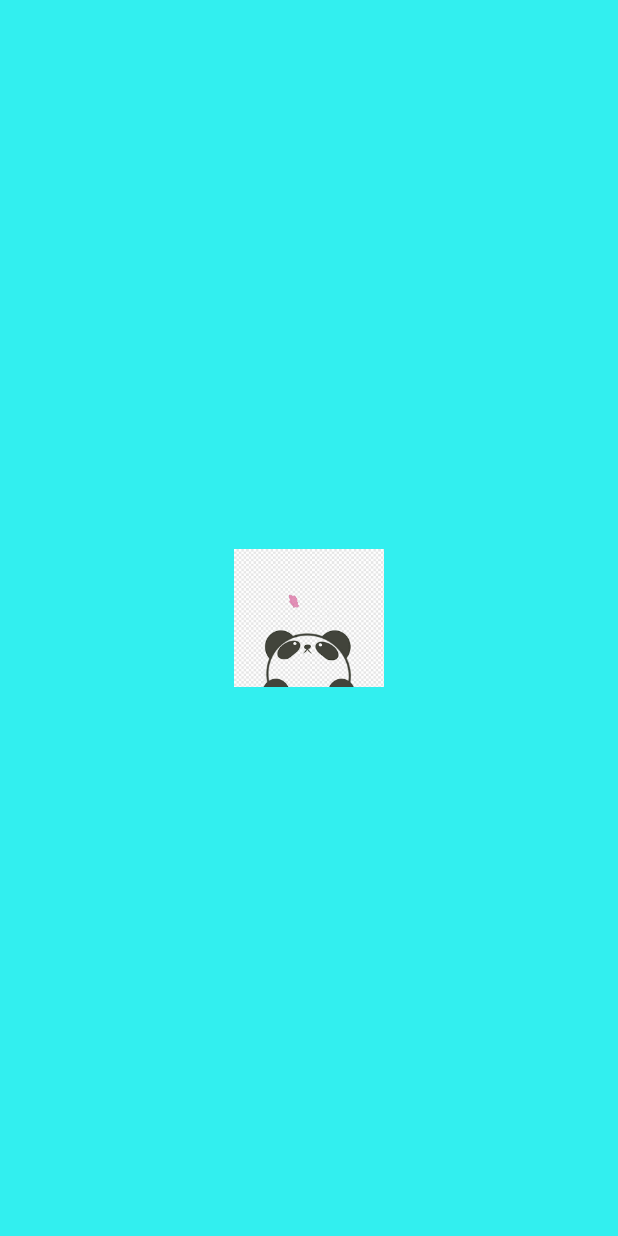
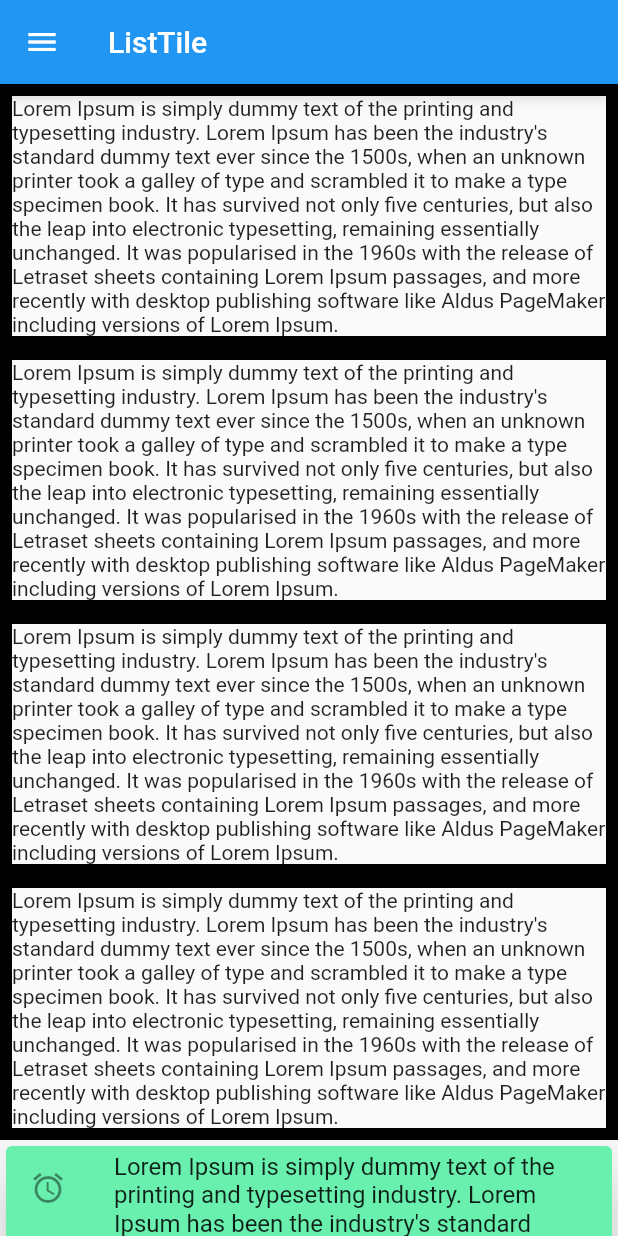
Before and after one commit to Kristinatinaa/TugasProgMob2, a Flutter app: the screen it shows after launch, on a phone screen of 412 x 824 dp. Run offline on Flutter 3.47's test engine with Material 2 defaults, Android fonts, the phone set to English and light mode, and no system bars; our stand-ins replace shared_preferences.

Commit message:
Pertemuan 13

```diff
--- /dev/null
+++ b/lib/home.dart
@@ -0,0 +1,98 @@
+import 'package:flutter/material.dart';
+
+class Home extends StatefulWidget {
+  const  Home({Key? key}) : super(key: key);
+
+  @override
+  State<Home> createState() => _HomeState();
+}
+
+class _HomeState extends State<Home> {
+  @override
+  Widget build(BuildContext context) {
+    return Scaffold(
+      appBar: AppBar(
+        title: Text('ListTile'),
+      ),
+        drawer : Drawer(
+        child : ListView(
+          children: [
+            UserAccountsDrawerHeader(
+              currentAccountPicture: CircleAvatar(
+              backgroundImage: AssetImage("images/download.png"),
+              ),
+                accountName: Text('Aplikasi UAS'),
+                accountEmail: Text('Aplikasi CRUD MataKuliah'),
+            ),
+            ListTile(
+              leading: Icon(Icons.access_time_filled),
+              title : Text('Pertemuan 1'),
+              onTap: (){
+                Navigator.pop(context);
+              },
+            ),
+            ListTile(
+              leading: Icon(Icons.access_alarm_sharp),
+              title: Text('Pertemuan 2'),
+              onTap: (){
+                Navigator.pop(context);
+              },
+            ),
+            ListTile(
+              leading: Icon(Icons.access_time_rounded),
+              title: Text('Card View'),
+              onTap: (){
+                Navigator.pop(context);
+              },
+            )
+          ],
+        ),
+        ),
+      body: ListView(
+        children: [
+          buildContainer(),
+          buildContainer(),
+          buildContainer(),
+          buildContainer(),
+          buildCard(),
+        ],
+      )
+    );
+  }
+
+  Card buildCard() {
+    return Card(
+          color: Colors.greenAccent,
+          elevation: 15,
+          child: Column(
+            children: [
+              ListTile(
+                leading: Icon(Icons.access_alarm),
+                title: Text('''Lorem Ipsum is simply dummy text of the printing and typesetting industry. Lorem Ipsum has been the industry's standard dummy text ever since the 1500s, when an unknown printer took a galley of type and scrambled it to make a type specimen book. It has survived not only five centuries, but also the leap into electronic typesetting, remaining essentially unchanged. It was popularised in the 1960s with the release of Letraset sheets containing Lorem Ipsum passages, and more recently with desktop publishing software like Aldus PageMaker including versions of Lorem Ipsum.'''),
+                subtitle : Text('''Lorem Ipsum is simply dummy text of the printing and typesetting industry. Lorem Ipsum has been the industry's standard dummy text ever since the 1500s, when an unknown printer took a galley of type and scrambled it to make a type specimen book. It has survived not only five centuries, but also the leap into electronic typesetting, remaining essentially unchanged. It was popularised in the 1960s with the release of Letraset sheets containing Lorem Ipsum passages, and more recently with desktop publishing software like Aldus PageMaker including versions of Lorem Ipsum.'''),
+              ),
+              Row(
+                children: [
+                  TextButton(
+                    child: Text("Buy Ticket"),
+                    onPressed: (){},
+                  )
+                ],
+              )
+            ],
+          ),
+        );
+  }
+
+  Container buildContainer() {
+    return Container(
+          decoration: BoxDecoration(
+          border: Border.all(
+              width: 8
+          ),
+  ),
+    child: Text('''Lorem Ipsum is simply dummy text of the printing and typesetting industry. Lorem Ipsum has been the industry's standard dummy text ever since the 1500s, when an unknown printer took a galley of type and scrambled it to make a type specimen book. It has survived not only five centuries, but also the leap into electronic typesetting, remaining essentially unchanged. It was popularised in the 1960s with the release of Letraset sheets containing Lorem Ipsum passages, and more recently with desktop publishing software like Aldus PageMaker including versions of Lorem Ipsum.'''),
+          padding: EdgeInsets.all(0.0)
+  );
+  }
+}
--- a/lib/main.dart
+++ b/lib/main.dart
@@ -1,11 +1,12 @@
 import 'package:flutter/material.dart';
 import 'package:shared_preferences/shared_preferences.dart';
+import 'package:startup_namer/home.dart';
 import 'package:startup_namer/pertemuan1.dart';
 import 'package:startup_namer/splashscreen.dart';
 
 void main(){
   runApp(new MaterialApp(
-    home: Splashscreen (title : "Splash Screen")
+    home: Home ()
 ));
 }
 // class MyApp extends StatefulWidget {
```
